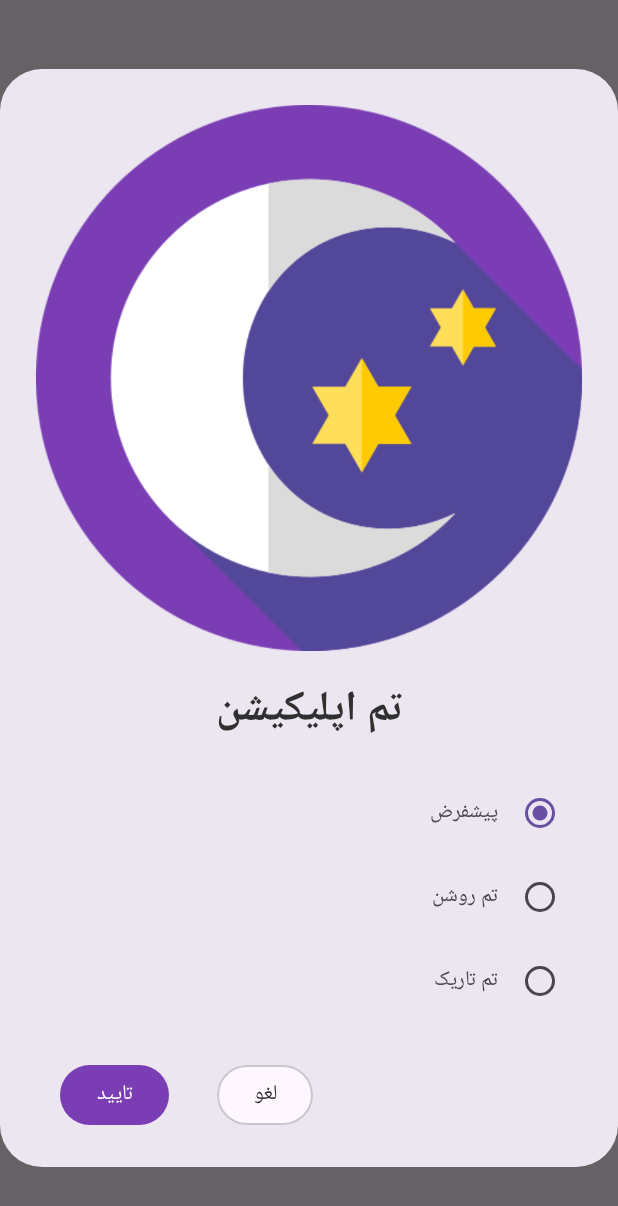
After one commit to Amirhossein-mousavi/DocumentBag, an Android app built with Jetpack Compose: the composable ThemeAlertDialog shown on its own in the app's theme, on a phone screen of 412 x 824 dp. The commit adds this screen. Shown: the top 1206 px of the screen. Run offline under Robolectric (Android 15) with nearby library versions, the light colour scheme and no system bars; our stand-ins replace Dagger/Hilt's generated code.

Commit message:
change ThemeAlert to ThemeAlertDialog

```diff
--- /dev/null
+++ b/app/src/main/java/ir/reversedev/documentbag/ui/screen/setting/ThemeAlertDialog.kt
@@ -0,0 +1,153 @@
+package ir.reversedev.documentbag.ui.screen.setting
+
+import android.app.Activity
+import android.content.Intent
+import androidx.compose.foundation.Image
+import androidx.compose.foundation.layout.Column
+import androidx.compose.foundation.layout.Row
+import androidx.compose.foundation.layout.fillMaxWidth
+import androidx.compose.foundation.layout.height
+import androidx.compose.foundation.layout.padding
+import androidx.compose.foundation.selection.selectable
+import androidx.compose.foundation.selection.selectableGroup
+import androidx.compose.material3.AlertDialog
+import androidx.compose.material3.Button
+import androidx.compose.material3.ButtonDefaults
+import androidx.compose.material3.MaterialTheme
+import androidx.compose.material3.OutlinedButton
+import androidx.compose.material3.RadioButton
+import androidx.compose.material3.Text
+import androidx.compose.runtime.Composable
+import androidx.compose.runtime.getValue
+import androidx.compose.runtime.mutableStateOf
+import androidx.compose.runtime.remember
+import androidx.compose.runtime.setValue
+import androidx.compose.ui.Alignment
+import androidx.compose.ui.Modifier
+import androidx.compose.ui.res.painterResource
+import androidx.compose.ui.res.stringResource
+import androidx.compose.ui.semantics.Role
+import androidx.compose.ui.text.font.FontWeight
+import androidx.compose.ui.unit.dp
+import ir.reversedev.documentbag.MainActivity
+import ir.reversedev.documentbag.R
+import ir.reversedev.documentbag.ui.theme.onPrimaryColor
+import ir.reversedev.documentbag.ui.theme.primaryColor
+import ir.reversedev.documentbag.ui.theme.textColor
+import ir.reversedev.documentbag.viewmodel.DataStoreViewModel
+
+
+@Composable
+fun ThemeAlertDialog(
+    dataStoreViewModel: DataStoreViewModel,
+    activity: Activity
+) {
+    /**
+     * set radio button data
+     */
+    val radioOptions = listOf(
+        stringResource(id = R.string.defaul),
+        stringResource(id = R.string.light_theme),
+        stringResource(id = R.string.dark_theme),
+    )
+    var selectedItem by remember {
+        if (dataStoreViewModel.themeIsDefault())
+            mutableStateOf(radioOptions[0])
+        else if (!dataStoreViewModel.isSystemDark())
+            mutableStateOf(radioOptions[1])
+        else mutableStateOf(radioOptions[2])
+    }
+
+    AlertDialog(onDismissRequest = { openThemeDialogState.value = false },
+        title = {
+            Text(
+                text = stringResource(id = R.string.application_theme),
+                style = MaterialTheme.typography.headlineMedium,
+                fontWeight = FontWeight.Bold,
+                color = MaterialTheme.colorScheme.textColor
+            )
+        },
+        icon = {
+            Image(painter = painterResource(id = R.drawable.ic_theme), contentDescription = null)
+        },
+        text = {
+            /** crete radio button groups for theming
+             *
+             */
+            Column(modifier = Modifier.selectableGroup()) {
+                radioOptions.forEach { label ->
+                    Row(
+                        modifier = Modifier
+                            .fillMaxWidth()
+                            .height(56.dp)
+                            .selectable(
+                                selected = (selectedItem == label),
+                                onClick = { selectedItem = label },
+                                role = Role.RadioButton
+                            )
+                            .padding(horizontal = 16.dp),
+                        verticalAlignment = Alignment.CenterVertically
+                    ) {
+                        RadioButton(
+                            modifier = Modifier.padding(end = 16.dp),
+                            selected = (selectedItem == label),
+                            onClick = null // null recommended for accessibility with screen readers
+                        )
+                        Text(text = label)
+                    }
+                }
+            }
+
+
+        },
+        confirmButton = {
+            Button(
+                onClick = {
+                    /**
+                     * here we checking selected radio button for theming
+                     */
+                    when (selectedItem) {
+                        radioOptions[0] -> {
+                            dataStoreViewModel.themeIsDefault(true)
+                        }
+
+                        radioOptions[1] -> {
+                            dataStoreViewModel.themeIsDefault(false)
+                            dataStoreViewModel.isSystemDark(false)
+                        }
+
+                        radioOptions[2] -> {
+                            dataStoreViewModel.themeIsDefault(false)
+                            dataStoreViewModel.isSystemDark(true)
+                        }
+                    }
+
+                    activity.apply {
+                        finish()
+                        startActivity(Intent(this, MainActivity::class.java))
+                    }
+                    openThemeDialogState.value = false
+
+                }, colors = ButtonDefaults.buttonColors(
+                    MaterialTheme.colorScheme.primaryColor, MaterialTheme.colorScheme.onPrimaryColor
+                ), modifier = Modifier.padding(horizontal = 16.dp)
+            ) {
+                Text(text = stringResource(id = R.string.confirm))
+            }
+        },
+        dismissButton = {
+            OutlinedButton(
+                onClick = {
+                    openThemeDialogState.value = false
+
+                }, colors = ButtonDefaults.buttonColors(
+                    containerColor = MaterialTheme.colorScheme.surface,
+                    contentColor = MaterialTheme.colorScheme.textColor
+                ), modifier = Modifier.padding(horizontal = 16.dp)
+            ) {
+                Text(text = stringResource(id = R.string.cancel))
+            }
+        }
+    )
+
+}
```
Also changed, not shown: app/src/main/java/ir/reversedev/documentbag/ui/screen/setting/SettingsScreen.kt (+3 -113 lines).
